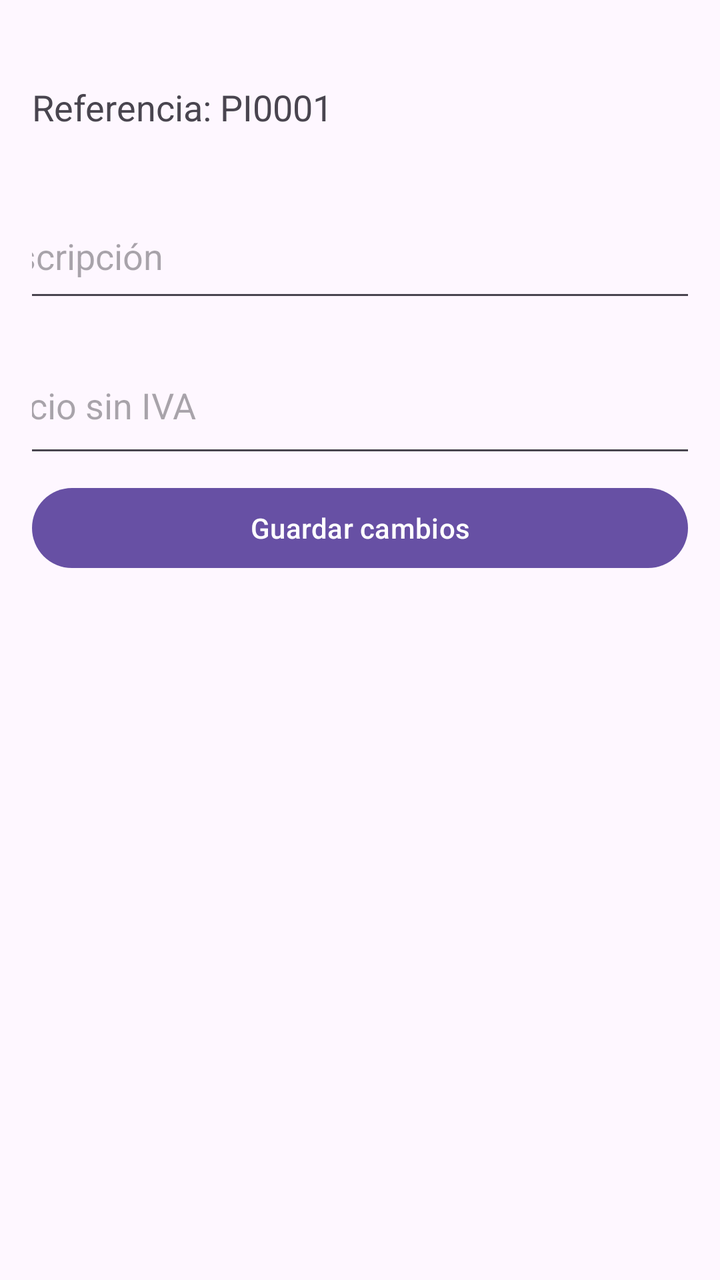
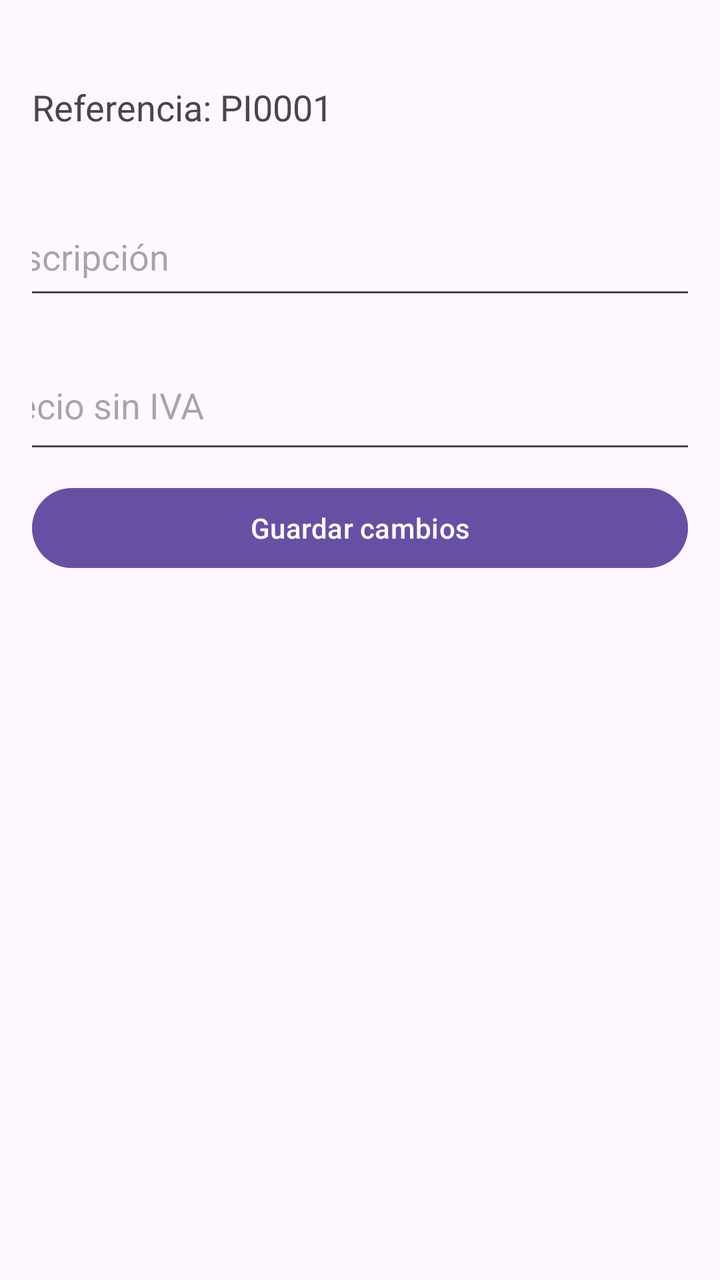

The first picture is an Android layout as it rendered before a commit; the second is the same layout after the commit. The layout source and the unified diff follow.
<!-- AndroidManifest.xml: application theme Theme.Pizzas2025 -->
<!-- res/layout/activity_edit_pizza.xml -->
<?xml version="1.0" encoding="utf-8"?>
<androidx.constraintlayout.widget.ConstraintLayout xmlns:android="http://schemas.android.com/apk/res/android"
    xmlns:app="http://schemas.android.com/apk/res-auto"
    xmlns:tools="http://schemas.android.com/tools"
    android:layout_width="match_parent"
    android:layout_height="match_parent"
    android:orientation="vertical"
    android:padding="16dp">

    <TextView
        android:id="@+id/tv_reference"
        android:layout_width="wrap_content"
        android:layout_height="wrap_content"
        android:text="Referencia: PI0001"
        android:textSize="18sp"
        app:layout_constraintBottom_toTopOf="@+id/guideline10"
        app:layout_constraintStart_toStartOf="parent"
        app:layout_constraintTop_toTopOf="parent" />

    <EditText
        android:id="@+id/et_edit_description"
        android:layout_width="394dp"
        android:layout_height="59dp"
        android:hint="Descripción"
        app:layout_constraintBottom_toTopOf="@+id/guideline11"
        app:layout_constraintEnd_toEndOf="parent"
        app:layout_constraintStart_toStartOf="parent"
        app:layout_constraintTop_toTopOf="@+id/guideline10" />

    <EditText
        android:id="@+id/et_edit_price"
        android:layout_width="394dp"
        android:layout_height="65dp"
        android:hint="Precio sin IVA"
        android:inputType="numberDecimal"
        app:layout_constraintBottom_toTopOf="@+id/guideline12"
        app:layout_constraintEnd_toEndOf="parent"
        app:layout_constraintStart_toStartOf="parent"
        app:layout_constraintTop_toTopOf="@+id/guideline11" />

    <Button
        android:id="@+id/btn_save_changes"
        android:layout_width="match_parent"
        android:layout_height="wrap_content"
        android:text="Guardar cambios"
        app:layout_constraintTop_toTopOf="@+id/guideline12"
        tools:layout_editor_absoluteX="35dp" />

    <androidx.constraintlayout.widget.Guideline
        android:id="@+id/guideline10"
        android:layout_width="wrap_content"
        android:layout_height="wrap_content"
        android:orientation="horizontal"
        app:layout_constraintGuide_begin="75dp" />

    <androidx.constraintlayout.widget.Guideline
        android:id="@+id/guideline11"
        android:layout_width="wrap_content"
        android:layout_height="wrap_content"
        android:orientation="horizontal"
        app:layout_constraintGuide_begin="146dp" />

    <androidx.constraintlayout.widget.Guideline
        android:id="@+id/guideline12"
        android:layout_width="wrap_content"
        android:layout_height="wrap_content"
        android:orientation="horizontal"
        app:layout_constraintGuide_begin="224dp" />
</androidx.constraintlayout.widget.ConstraintLayout>
<!-- resources referenced by this layout -->
<resources>
  <style name="Theme.Pizzas2025" parent="Base.Theme.Pizzas2025" />
  <style name="Base.Theme.Pizzas2025" parent="Theme.Material3.DayNight.NoActionBar">
          
          
      </style>
</resources>

<!-- the commit's change to res/layout/activity_edit_pizza.xml (unified diff, before → after) -->
@@ -19,8 +19,8 @@
 
     <EditText
         android:id="@+id/et_edit_description"
-        android:layout_width="394dp"
-        android:layout_height="59dp"
+        android:layout_width="388dp"
+        android:layout_height="56dp"
         android:hint="Descripción"
         app:layout_constraintBottom_toTopOf="@+id/guideline11"
         app:layout_constraintEnd_toEndOf="parent"
@@ -29,8 +29,8 @@
 
     <EditText
         android:id="@+id/et_edit_price"
-        android:layout_width="394dp"
-        android:layout_height="65dp"
+        android:layout_width="386dp"
+        android:layout_height="61dp"
         android:hint="Precio sin IVA"
         android:inputType="numberDecimal"
         app:layout_constraintBottom_toTopOf="@+id/guideline12"
